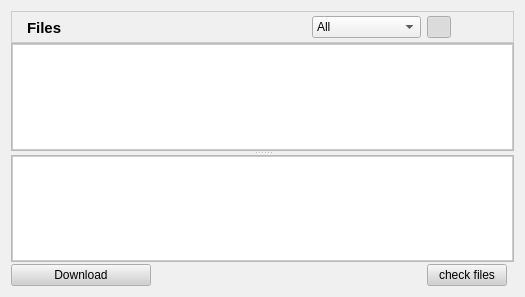
The window that retroshare-gui/src/gui/SharedFilesDialog.ui (RetroShare/RetroShare) describes before a commit, drawn with Qt 5.
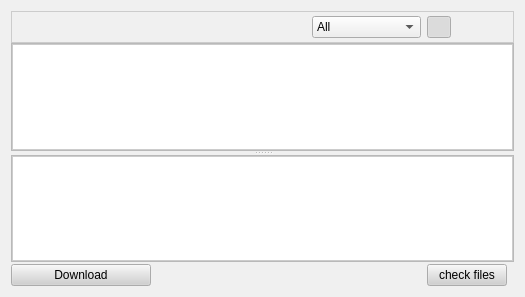
The same window after the commit. Icons and pictures are not drawn.

```diff
--- a/retroshare-gui/src/gui/SharedFilesDialog.ui
+++ b/retroshare-gui/src/gui/SharedFilesDialog.ui
@@ -553,7 +553,7 @@
           <height>16</height>
          </size>
         </property>
-        <property name="font">
+<!--        <property name="font">
          <font>
           <family>Arial</family>
           <pointsize>10</pointsize>
@@ -565,7 +565,7 @@
 p, li { white-space: pre-wrap; }
 &lt;/style&gt;&lt;/head&gt;&lt;body style=&quot; font-family:'Arial'; font-size:11pt; font-weight:400; font-style:normal;&quot;&gt;
 &lt;p style=&quot; margin-top:0px; margin-bottom:0px; margin-left:0px; margin-right:0px; -qt-block-indent:0; text-indent:0px;&quot;&gt;&lt;span style=&quot; font-family:'MS Shell Dlg 2'; font-weight:600;&quot;&gt;Files&lt;/span&gt;&lt;/p&gt;&lt;/body&gt;&lt;/html&gt;</string>
-        </property>
+        </property>-->
        </widget>
       </item>
       <item row="0" column="2">
```
